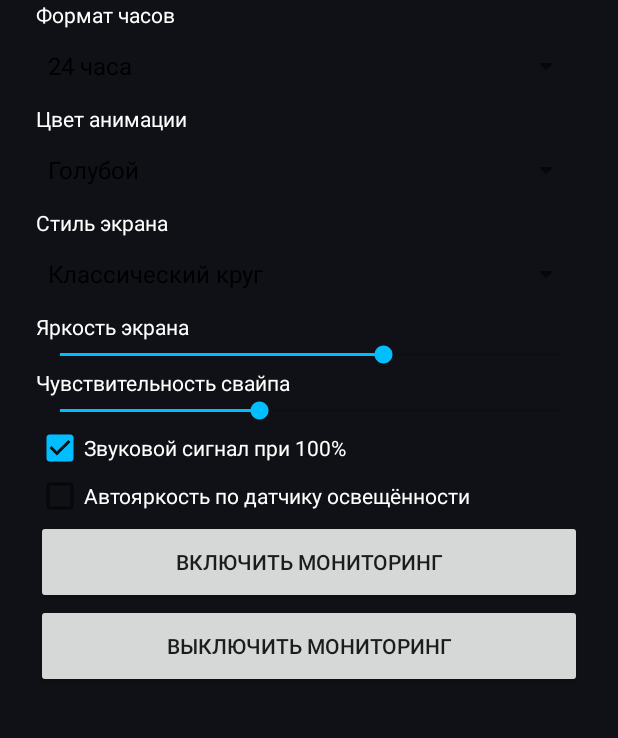
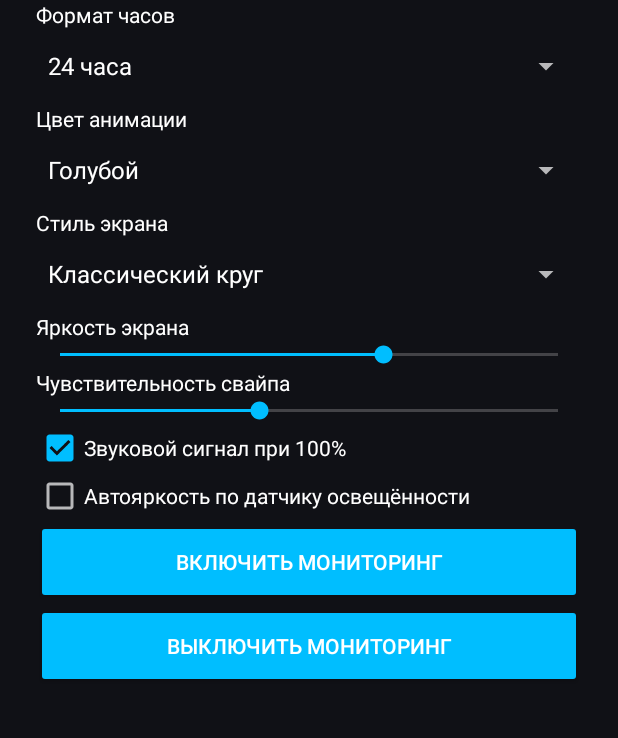
Before and after one commit to 1979207-lab/Charging-Screen, an Android app: the screen it shows after launch (MainActivity), on a phone screen of 412 x 824 dp, the part 145-883 px from its top. Run offline under Robolectric (Android 15) with nearby library versions, the phone set to English and light mode, and no system bars; 4 statements that could not run were skipped.

Commit message:
Add app themes and custom interface color picker

```diff
--- a/app/src/main/java/com/chargingscreen/pro/MainActivity.kt
+++ b/app/src/main/java/com/chargingscreen/pro/MainActivity.kt
@@ -1,48 +1,154 @@
 package com.chargingscreen.pro
+
 import android.Manifest
 import android.content.Intent
 import android.content.pm.PackageManager
+import android.graphics.Color
+import android.content.res.ColorStateList
 import android.os.Build
 import android.os.Bundle
+import android.view.View
+import android.view.ViewGroup
 import android.widget.*
+import androidx.appcompat.app.AlertDialog
 import androidx.appcompat.app.AppCompatActivity
+import androidx.appcompat.app.AppCompatDelegate
 import androidx.core.content.ContextCompat
-class MainActivity:AppCompatActivity(){
- private val prefs by lazy{getSharedPreferences("charging_settings",MODE_PRIVATE)}
- override fun onCreate(savedInstanceState:Bundle?){super.onCreate(savedInstanceState);setContentView(R.layout.activity_main)
-  findViewById<Spinner>(R.id.clockFormat).setup(listOf("24 часа","12 часов"),prefs.getInt("format",0)){prefs.edit().putInt("format",it).apply()}
-  findViewById<Spinner>(R.id.animationColor).setup(listOf("Голубой","Зелёный","Фиолетовый","Красный"),prefs.getInt("color",0)){prefs.edit().putInt("color",it).apply()}
-  findViewById<Spinner>(R.id.screenStyle).setup(listOf("Классический круг","Тонкое кольцо","Неоновый","Минималистичный"),prefs.getInt("style",0)){prefs.edit().putInt("style",it).apply()}
-  val bright=findViewById<SeekBar>(R.id.brightness);bright.progress=prefs.getInt("brightness",65)
-  bright.setOnSeekBarChangeListener(listener{prefs.edit().putInt("brightness",it).apply()})
-  val swipe=findViewById<SeekBar>(R.id.swipeSensitivity);swipe.progress=prefs.getInt("swipe",100)
-  swipe.setOnSeekBarChangeListener(listener{prefs.edit().putInt("swipe",it).apply()})
-  val sound=findViewById<CheckBox>(R.id.soundEnabled);sound.isChecked=prefs.getBoolean("sound",true)
-  sound.setOnCheckedChangeListener{_,v->prefs.edit().putBoolean("sound",v).apply()}
-  val auto=findViewById<CheckBox>(R.id.autoBrightness);auto.isChecked=prefs.getBoolean("auto_night",false)
-  auto.setOnCheckedChangeListener{_,v->prefs.edit().putBoolean("auto_night",v).apply()}
-  findViewById<Button>(R.id.startService).setOnClickListener{
-   if(Build.VERSION.SDK_INT>=33&&checkSelfPermission(Manifest.permission.POST_NOTIFICATIONS)!=PackageManager.PERMISSION_GRANTED)
-    requestPermissions(arrayOf(Manifest.permission.POST_NOTIFICATIONS),44)
-   prefs.edit().putBoolean("monitoring",true).apply()
-   ContextCompat.startForegroundService(this,Intent(this,ChargingService::class.java))
-   Toast.makeText(this,"Мониторинг включён",Toast.LENGTH_SHORT).show()
+
+class MainActivity : AppCompatActivity() {
+    private val prefs by lazy { getSharedPreferences("charging_settings", MODE_PRIVATE) }
+    private val palette = listOf(
+        "Голубой", "Зелёный", "Фиолетовый", "Красный",
+        "Оранжевый", "Розовый", "Бирюзовый", "Жёлтый", "Свой цвет…"
+    )
+    private val paletteColors = intArrayOf(
+        Color.rgb(0,190,255), Color.rgb(0,200,120), Color.rgb(160,90,255),
+        Color.rgb(255,70,80), Color.rgb(255,145,35), Color.rgb(255,80,170),
+        Color.rgb(0,190,175), Color.rgb(255,205,40)
+    )
+
+    override fun onCreate(savedInstanceState: Bundle?) {
+        applyNightMode()
+        super.onCreate(savedInstanceState)
+        setContentView(R.layout.activity_main)
+
+        findViewById<Spinner>(R.id.clockFormat).setup(listOf("24 часа", "12 часов"), prefs.getInt("format", 0)) {
+            prefs.edit().putInt("format", it).apply()
         }
-  findViewById<Button>(R.id.stopService).setOnClickListener{
-   stopService(Intent(this,ChargingService::class.java));prefs.edit().putBoolean("monitoring",false).apply()
-   Toast.makeText(this,"Мониторинг выключен",Toast.LENGTH_SHORT).show()
+        findViewById<Spinner>(R.id.animationColor).setup(
+            listOf("Голубой", "Зелёный", "Фиолетовый", "Красный"), prefs.getInt("color", 0)
+        ) { prefs.edit().putInt("color", it).apply() }
+        findViewById<Spinner>(R.id.screenStyle).setup(
+            listOf("Классический круг", "Тонкое кольцо", "Неоновый", "Минималистичный"), prefs.getInt("style", 0)
+        ) { prefs.edit().putInt("style", it).apply() }
+
+        findViewById<Spinner>(R.id.appTheme).setup(
+            listOf("Как в телефоне", "Светлая", "Тёмная"), prefs.getInt("app_theme", 2)
+        ) { value ->
+            if (prefs.getInt("app_theme", 2) != value) {
+                prefs.edit().putInt("app_theme", value).apply()
+                applyNightMode()
+                recreate()
             }
         }
- private fun listener(save:(Int)->Unit)=object:SeekBar.OnSeekBarChangeListener{
-  override fun onProgressChanged(s:SeekBar?,v:Int,user:Boolean){if(user)save(v)}
-  override fun onStartTrackingTouch(s:SeekBar?){}
-  override fun onStopTrackingTouch(s:SeekBar?){}
+
+        val uiColor = findViewById<Spinner>(R.id.uiColor)
+        val savedColor = prefs.getInt("ui_color", paletteColors[0])
+        val selected = paletteColors.indexOf(savedColor).let { if (it >= 0) it else palette.lastIndex }
+        uiColor.setup(palette, selected) { index ->
+            if (index == palette.lastIndex) showCustomColorDialog()
+            else {
+                prefs.edit().putInt("ui_color", paletteColors[index]).apply()
+                applyUiColor(paletteColors[index])
             }
- private fun Spinner.setup(items:List<String>,selected:Int,changed:(Int)->Unit){
-  adapter=ArrayAdapter(this@MainActivity,android.R.layout.simple_spinner_dropdown_item,items);setSelection(selected)
-  onItemSelectedListener=object:android.widget.AdapterView.OnItemSelectedListener{
-   override fun onNothingSelected(parent:android.widget.AdapterView<*>?){}
-   override fun onItemSelected(parent:android.widget.AdapterView<*>?,view:android.view.View?,position:Int,id:Long){changed(position)}
+        }
+        applyUiColor(savedColor)
+
+        val bright = findViewById<SeekBar>(R.id.brightness)
+        bright.progress = prefs.getInt("brightness", 65)
+        bright.setOnSeekBarChangeListener(listener { prefs.edit().putInt("brightness", it).apply() })
+        val swipe = findViewById<SeekBar>(R.id.swipeSensitivity)
+        swipe.progress = prefs.getInt("swipe", 100)
+        swipe.setOnSeekBarChangeListener(listener { prefs.edit().putInt("swipe", it).apply() })
+
+        val sound = findViewById<CheckBox>(R.id.soundEnabled)
+        sound.isChecked = prefs.getBoolean("sound", true)
+        sound.setOnCheckedChangeListener { _, value -> prefs.edit().putBoolean("sound", value).apply() }
+        val auto = findViewById<CheckBox>(R.id.autoBrightness)
+        auto.isChecked = prefs.getBoolean("auto_night", false)
+        auto.setOnCheckedChangeListener { _, value -> prefs.edit().putBoolean("auto_night", value).apply() }
+
+        findViewById<Button>(R.id.startService).setOnClickListener {
+            if (Build.VERSION.SDK_INT >= 33 && checkSelfPermission(Manifest.permission.POST_NOTIFICATIONS) != PackageManager.PERMISSION_GRANTED)
+                requestPermissions(arrayOf(Manifest.permission.POST_NOTIFICATIONS), 44)
+            prefs.edit().putBoolean("monitoring", true).apply()
+            ContextCompat.startForegroundService(this, Intent(this, ChargingService::class.java))
+            Toast.makeText(this, "Мониторинг включён", Toast.LENGTH_SHORT).show()
+        }
+        findViewById<Button>(R.id.stopService).setOnClickListener {
+            stopService(Intent(this, ChargingService::class.java))
+            prefs.edit().putBoolean("monitoring", false).apply()
+            Toast.makeText(this, "Мониторинг выключен", Toast.LENGTH_SHORT).show()
+        }
+    }
+
+    private fun applyNightMode() {
+        AppCompatDelegate.setDefaultNightMode(when (prefs.getInt("app_theme", 2)) {
+            1 -> AppCompatDelegate.MODE_NIGHT_NO
+            2 -> AppCompatDelegate.MODE_NIGHT_YES
+            else -> AppCompatDelegate.MODE_NIGHT_FOLLOW_SYSTEM
+        })
+    }
+
+    private fun applyUiColor(color: Int) {
+        val root = findViewById<View>(android.R.id.content) ?: return
+        val tint = ColorStateList.valueOf(color)
+        fun visit(view: View) {
+            when (view) {
+                is Button -> view.backgroundTintList = tint
+                is SeekBar -> { view.progressTintList = tint; view.thumbTintList = tint }
+                is TextView -> if (view.id == R.id.screenTitle) view.setTextColor(color)
+            }
+            if (view is ViewGroup) for (i in 0 until view.childCount) visit(view.getChildAt(i))
+        }
+        visit(root)
+    }
+
+    private fun showCustomColorDialog() {
+        val panel = LinearLayout(this).apply {
+            orientation = LinearLayout.VERTICAL
+            setPadding(48, 16, 48, 8)
+        }
+        val bars = (0..2).map { channel ->
+            val label = TextView(this).apply { text = listOf("Красный", "Зелёный", "Синий")[channel] }
+            val bar = SeekBar(this).apply { max = 255; progress = Color.red(prefs.getInt("ui_color", paletteColors[0])) }
+            panel.addView(label)
+            panel.addView(bar)
+            bar
+        }
+        val old = prefs.getInt("ui_color", paletteColors[0])
+        bars[0].progress = Color.red(old); bars[1].progress = Color.green(old); bars[2].progress = Color.blue(old)
+        AlertDialog.Builder(this).setTitle("Свой цвет интерфейса").setView(panel)
+            .setNegativeButton("Отмена", null)
+            .setPositiveButton("Применить") { _, _ ->
+                val color = Color.rgb(bars[0].progress, bars[1].progress, bars[2].progress)
+                prefs.edit().putInt("ui_color", color).apply()
+                applyUiColor(color)
+            }.show()
+    }
+
+    private fun listener(save: (Int) -> Unit) = object : SeekBar.OnSeekBarChangeListener {
+        override fun onProgressChanged(s: SeekBar?, v: Int, user: Boolean) { if (user) save(v) }
+        override fun onStartTrackingTouch(s: SeekBar?) {}
+        override fun onStopTrackingTouch(s: SeekBar?) {}
+    }
+
+    private fun Spinner.setup(items: List<String>, selected: Int, changed: (Int) -> Unit) {
+        adapter = ArrayAdapter(this@MainActivity, android.R.layout.simple_spinner_dropdown_item, items)
+        setSelection(selected.coerceIn(items.indices))
+        onItemSelectedListener = object : android.widget.AdapterView.OnItemSelectedListener {
+            override fun onNothingSelected(parent: android.widget.AdapterView<*>?) {}
+            override fun onItemSelected(parent: android.widget.AdapterView<*>?, view: View?, position: Int, id: Long) { changed(position) }
         }
     }
 }
```
Lines whose indentation alone changed are shown as unchanged.
